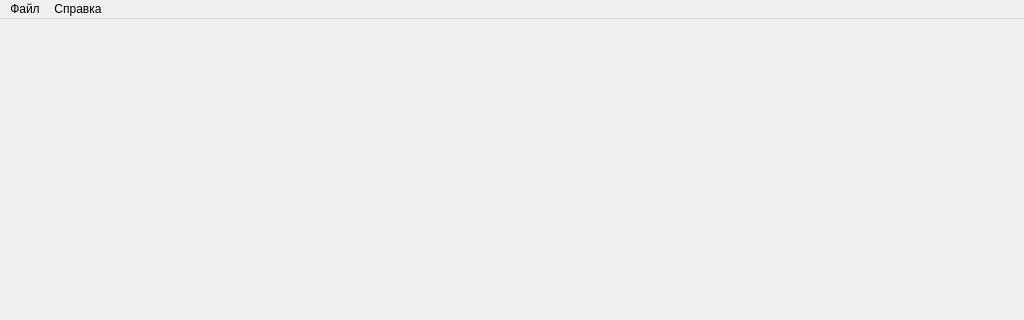
Above: src/ui/mainwindow.ui from Smurf72T/POC_Terminal_Tracker before the change; both pictures show x 0 to 1024 and y 0 to 320 of the 1024 by 768 pixel window. Below: the same form after it.
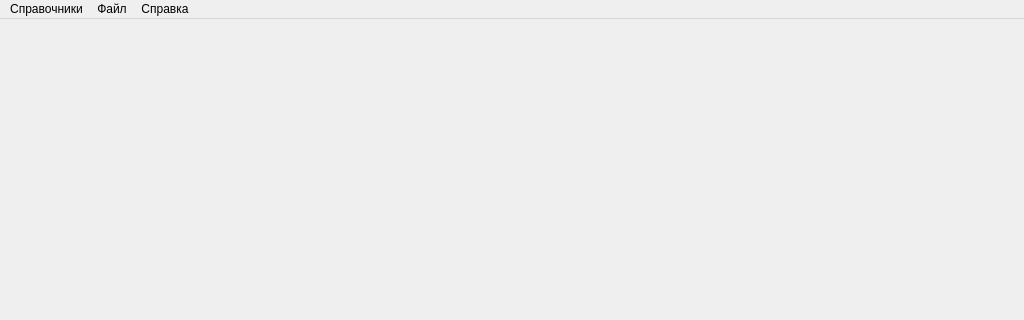
That is the form after the change.

```diff
--- a/src/ui/mainwindow.ui
+++ b/src/ui/mainwindow.ui
@@ -36,6 +36,16 @@
                     <height>22</height>
                 </rect>
             </property>
+            <widget class="QMenu" name="menuDictionaries">
+                <property name="title">
+                    <string>Справочники</string>
+                </property>
+                <addaction name="actionManufacturers"/>
+                <addaction name="actionModels"/>
+                <addaction name="actionClients"/>
+                <addaction name="actionSIMCards"/>
+                <addaction name="actionTerminals"/>
+            </widget>
             <widget class="QMenu" name="menuFile">
                 <property name="title">
                     <string>Файл</string>
@@ -48,6 +58,7 @@
                 </property>
                 <addaction name="actionAbout"/>
             </widget>
+            <addaction name="menuDictionaries"/>
             <addaction name="menuFile"/>
             <addaction name="menuHelp"/>
         </widget>
```
Left out of the diff: 25 changed lines with no effect on the pictures.
